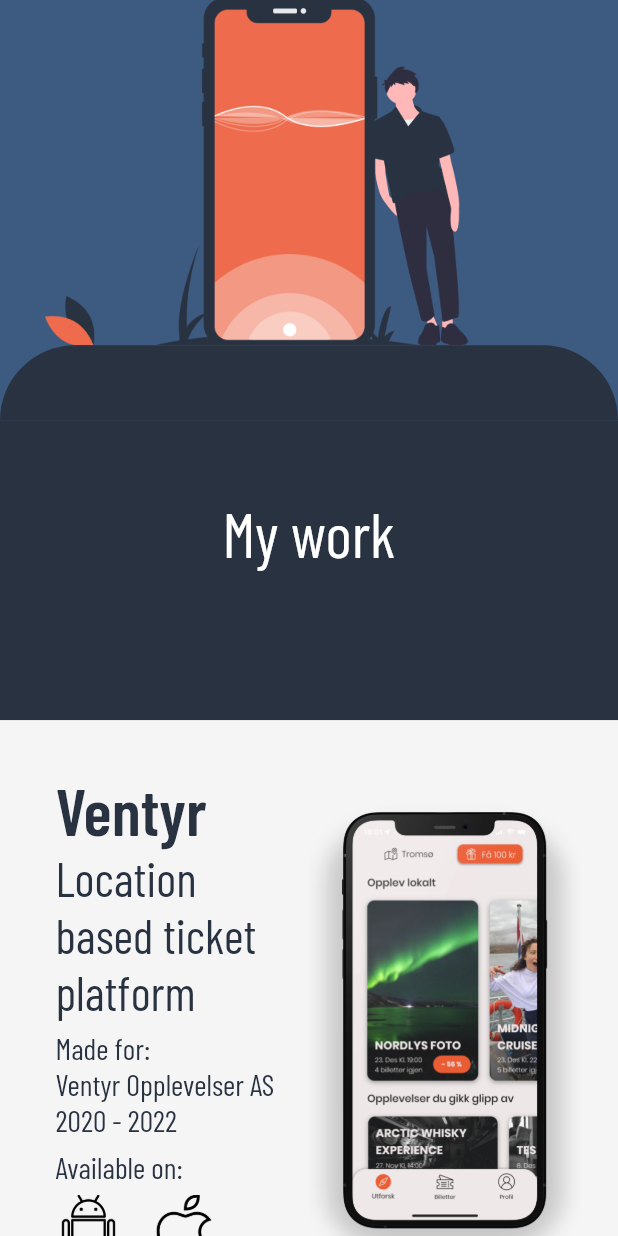
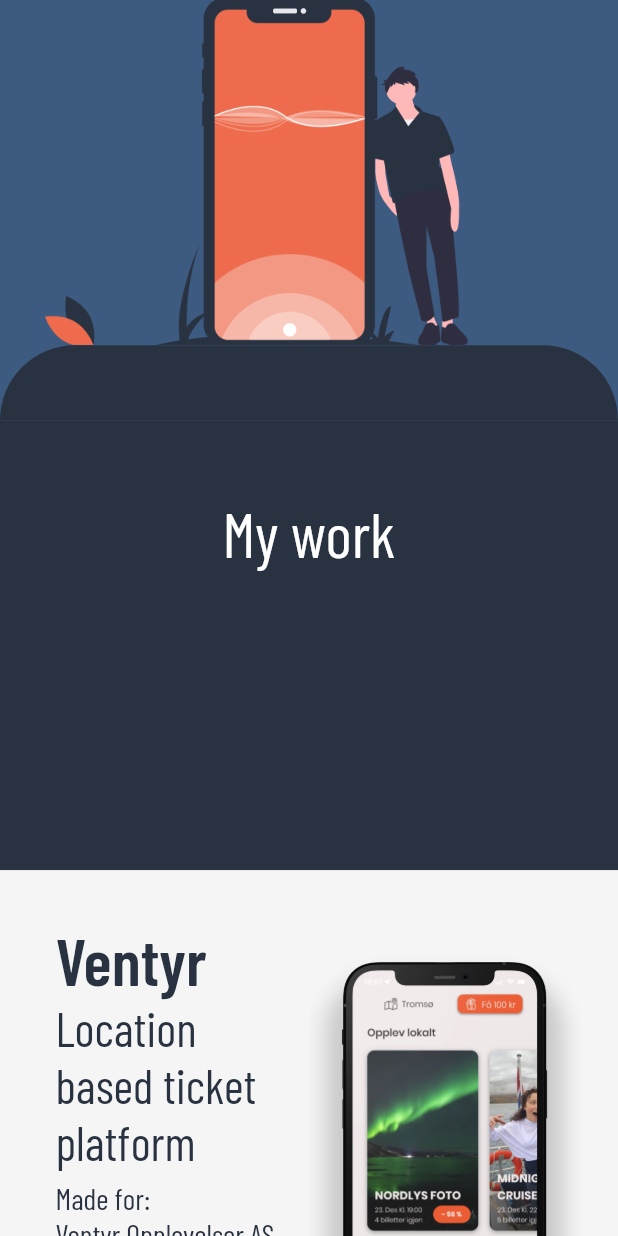
Before and after one commit to Maztermo/portfolio_flutter, a Flutter app: the screen it shows after launch, scrolled down 576 dp, on a phone screen of 412 x 824 dp. Run offline on Flutter 3.47's test engine with Material 2 defaults, Android fonts, the phone set to English and light mode, and no system bars; our stand-ins replace google_fonts.

```diff
--- a/lib/homepage.dart
+++ b/lib/homepage.dart
@@ -81,6 +81,7 @@
             const SizedBox(height: 50),
             const H2(text: "My work"),
             const SizedBox(height: 100),
+            const SizedBox(height: 100),
             ProjectContainer(
               containerWidth: _containerWidth,
               project: Projects.ventyr,
```
